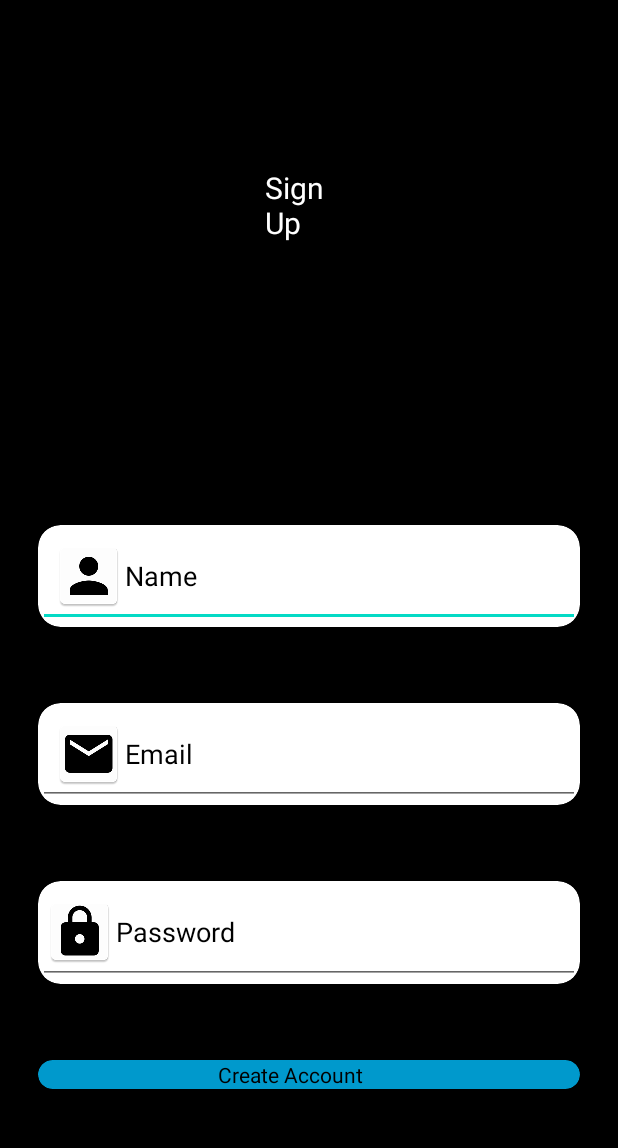
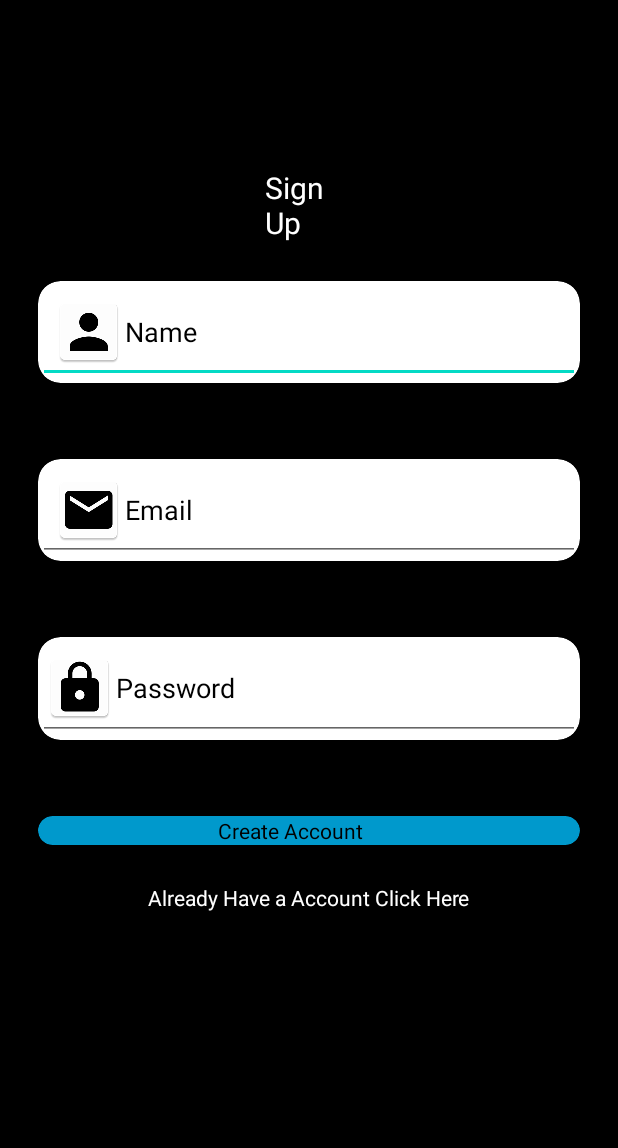
Before and after one commit to xaviernara/Rave-Bizz-Android-Training, an Android app: the SignUp screen opened directly, with no data from a screen before it, on a phone screen of 412 x 824 dp, the part 84-1232 px from its top. Run offline under Robolectric (Android 15) with nearby library versions, the phone set to English and light mode, and no system bars.

Commit message:
100% done with assignment 2  from day 1

```diff
--- a/1-26-21/Assignments/app/src/main/res/layout/activity_sign_up.xml
+++ b/1-26-21/Assignments/app/src/main/res/layout/activity_sign_up.xml
@@ -26,6 +26,7 @@
 
     <androidx.cardview.widget.CardView
         android:id="@+id/name"
+        android:layout_below="@+id/textView"
         android:layout_width="match_parent"
         android:layout_height="wrap_content"
         android:layout_centerVertical="true"
@@ -85,6 +86,7 @@
     </androidx.cardview.widget.CardView>
 
     <androidx.cardview.widget.CardView
+        android:id="@+id/create"
         android:layout_width="match_parent"
         android:layout_height="wrap_content"
         android:layout_centerInParent="true"
@@ -104,5 +106,14 @@
 
     </androidx.cardview.widget.CardView>
 
+    <TextView
+        android:id="@+id/textView2"
+        android:layout_width="wrap_content"
+        android:layout_height="wrap_content"
+        android:layout_below="@id/create"
+        android:layout_centerHorizontal="true"
+        android:textColor="@color/white"
+        android:text="@string/already_have_a_account_click_here" />
+
 
 </RelativeLayout>
--- a/1-26-21/Assignments/app/src/main/res/values/strings.xml
+++ b/1-26-21/Assignments/app/src/main/res/values/strings.xml
@@ -4,4 +4,5 @@
     <string name="password">Password</string>
     <string name="sign_up">Sign Up</string>
     <string name="sign_up">Sign Up</string>
+    <string name="already_have_a_account_click_here">Already Have a Account Click Here</string>
 </resources>
```
Also changed, not shown: 1 other file.
